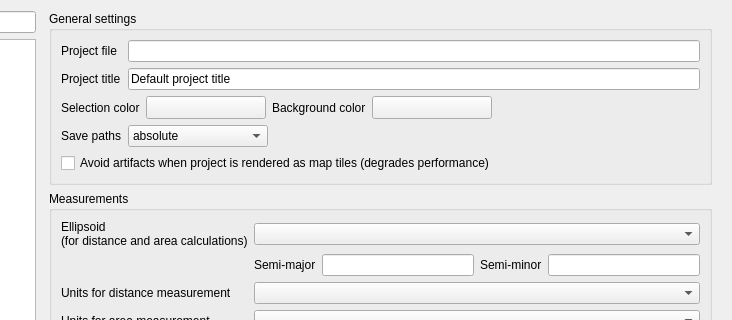
The window that src/ui/qgsprojectpropertiesbase.ui (carsmie/QGIS) describes before a commit, drawn with Qt 5; both pictures show x 125 to 857 and y 0 to 320 of the 857 by 830 pixel window.
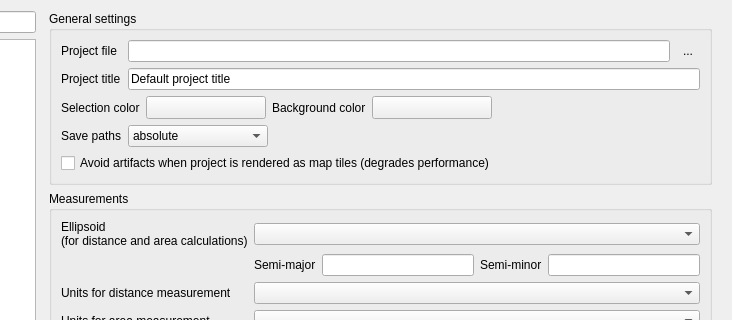
The same window after the commit. The open tabs and pages were chosen to show the change. Icons and pictures are not drawn. Custom widgets are drawn as their Qt base class.

Commit message:
Add a button to project properties to open folder containing project
(Opens in default OS file browser)

The edit to the form file:
```diff
--- a/src/ui/qgsprojectpropertiesbase.ui
+++ b/src/ui/qgsprojectpropertiesbase.ui
@@ -259,8 +259,8 @@
                <rect>
                 <x>0</x>
                 <y>0</y>
-                <width>455</width>
-                <height>563</height>
+                <width>684</width>
+                <height>783</height>
                </rect>
               </property>
               <layout class="QVBoxLayout" name="verticalLayout_8">
@@ -459,11 +459,32 @@
                    </widget>
                   </item>
                   <item row="0" column="1" colspan="4">
-                   <widget class="QLineEdit" name="mProjectFileLineEdit">
-                    <property name="readOnly">
-                     <bool>true</bool>
-                    </property>
-                   </widget>
+                   <layout class="QHBoxLayout" name="horizontalLayout_13">
+                    <item>
+                     <widget class="QLineEdit" name="mProjectFileLineEdit">
+                      <property name="readOnly">
+                       <bool>true</bool>
+                      </property>
+                     </widget>
+                    </item>
+                    <item>
+                     <widget class="QToolButton" name="mButtonOpenProjectFolder">
+                      <property name="toolTip">
+                       <string>Open folder containing the project</string>
+                      </property>
+                      <property name="text">
+                       <string>...</string>
+                      </property>
+                      <property name="icon">
+                       <iconset resource="../../images/images.qrc">
+                        <normaloff>:/images/themes/default/mActionFileOpen.svg</normaloff>:/images/themes/default/mActionFileOpen.svg</iconset>
+                      </property>
+                      <property name="autoRaise">
+                       <bool>true</bool>
+                      </property>
+                     </widget>
+                    </item>
+                   </layout>
                   </item>
                  </layout>
                 </widget>
```
Left out of the diff: 111 changed lines with no effect on the pictures. The commit also changes 1 other file.
